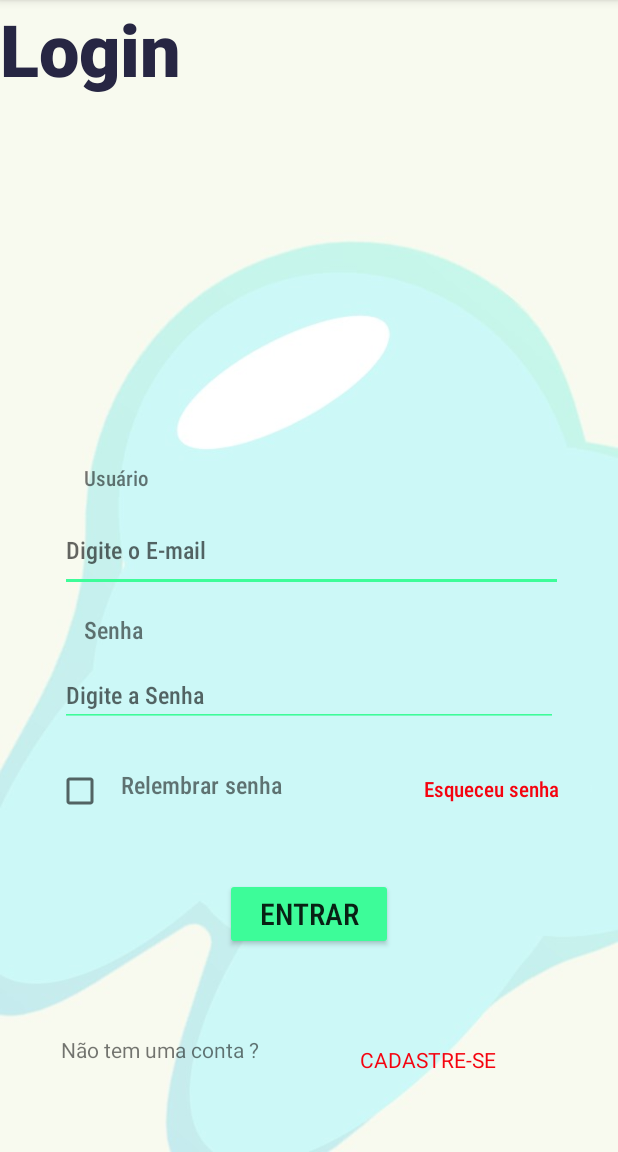
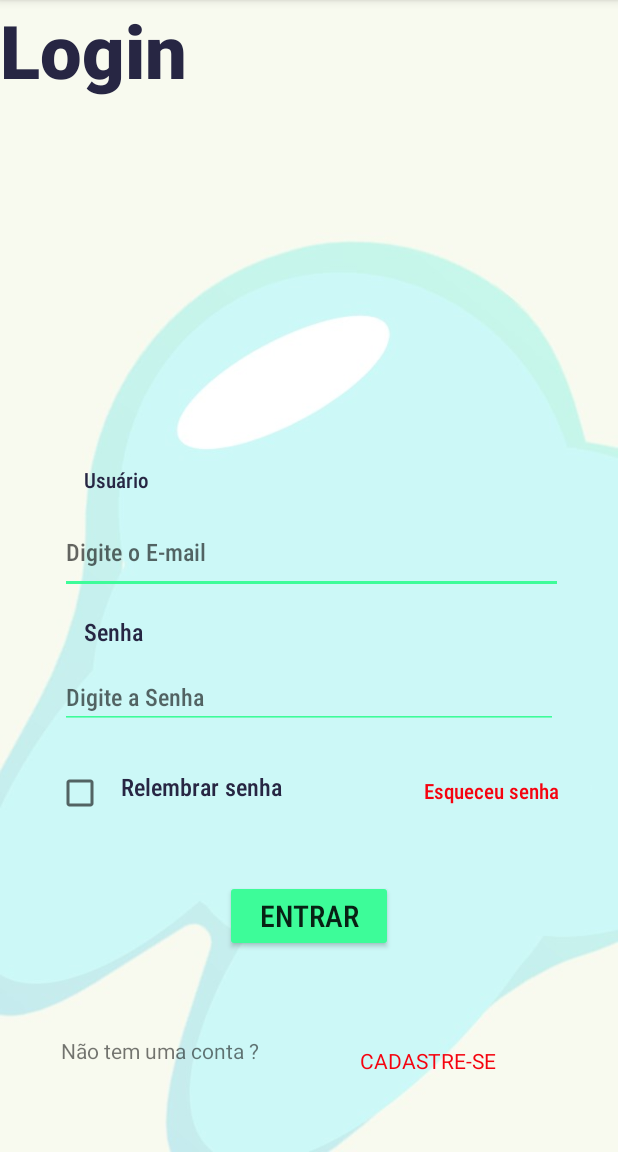
Before and after one commit to manoelacmn/teethKids, an Android app: the telaLogin screen opened directly, with no data from a screen before it, on a phone screen of 412 x 824 dp, the part 84-1236 px from its top. Run offline under Robolectric (Android 15) with nearby library versions, the phone set to English and light mode, and no system bars; our stand-ins replace Firebase (no records; nobody signed in at launch, a user with empty details on screens opened directly); Roboto replaces fonts that are not available here.

Commit message:
Update tela_login.xml

```diff
--- a/app/src/main/res/layout/tela_login.xml
+++ b/app/src/main/res/layout/tela_login.xml
@@ -13,7 +13,7 @@
         android:layout_height="wrap_content"
         android:fontFamily="sans-serif-black"
         android:text="Login"
-        android:textSize="48sp"
+        android:textSize="49sp"
         android:textColor="@color/Azul_escuro"
         tools:layout_editor_absoluteX="37dp"
         tools:layout_editor_absoluteY="47dp" />
@@ -25,6 +25,7 @@
         android:fontFamily="sans-serif-condensed-medium"
         android:text="@string/usu_rio"
         android:textSize="14sp"
+        android:textColor="@color/Azul_escuro"
         app:layout_constraintBottom_toBottomOf="parent"
         app:layout_constraintEnd_toEndOf="parent"
         app:layout_constraintHorizontal_bias="0.152"
@@ -44,6 +45,7 @@
         android:fontFamily="sans-serif-condensed-medium"
         android:hint="Digite o E-mail"
         android:textSize="16sp"
+        android:textColor="@color/Azul_escuro"
         app:layout_constraintBottom_toBottomOf="parent"
         app:layout_constraintEnd_toEndOf="parent"
         app:layout_constraintHorizontal_bias="0.0"
@@ -62,6 +64,7 @@
         android:fontFamily="sans-serif-condensed-medium"
         android:text="@string/senha"
         android:textSize="16sp"
+        android:textColor="@color/Azul_escuro"
         app:layout_constraintBottom_toBottomOf="parent"
         app:layout_constraintEnd_toEndOf="parent"
         app:layout_constraintHorizontal_bias="0.0"
@@ -82,6 +85,7 @@
         android:hint="Digite a Senha"
         android:inputType="textPassword"
         android:textSize="16sp"
+        android:textColor="@color/Azul_escuro"
         app:layout_constraintBottom_toBottomOf="parent"
         app:layout_constraintEnd_toEndOf="parent"
         app:layout_constraintHorizontal_bias="1.0"
@@ -115,6 +119,7 @@
         android:fontFamily="sans-serif-condensed-medium"
         android:text="Relembrar senha"
         android:textSize="16sp"
+        android:textColor="@color/Azul_escuro"
         app:layout_constraintBottom_toBottomOf="parent"
         app:layout_constraintEnd_toEndOf="parent"
         app:layout_constraintHorizontal_bias="0.789"
```
